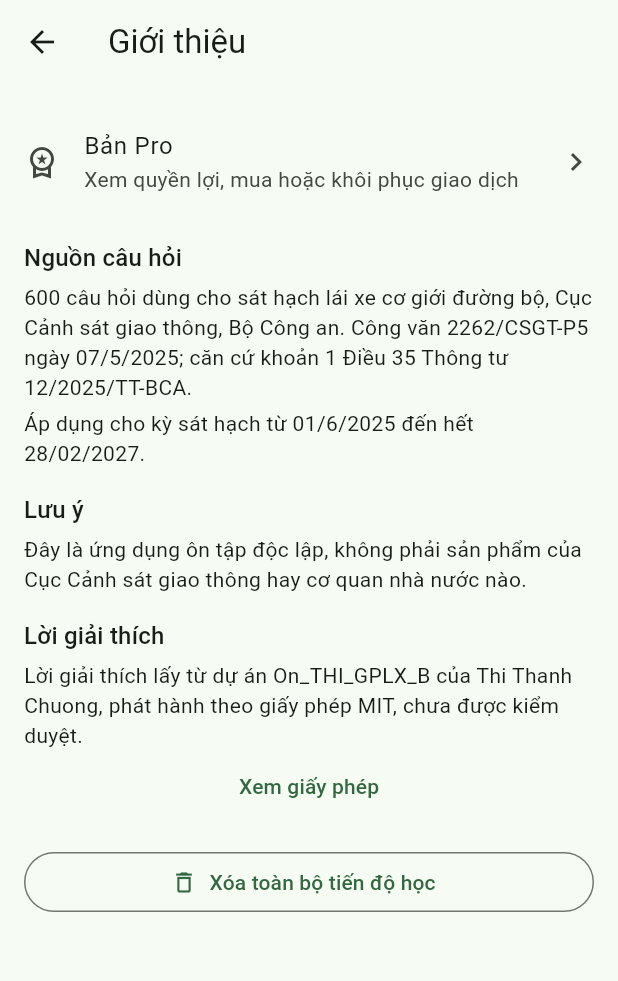
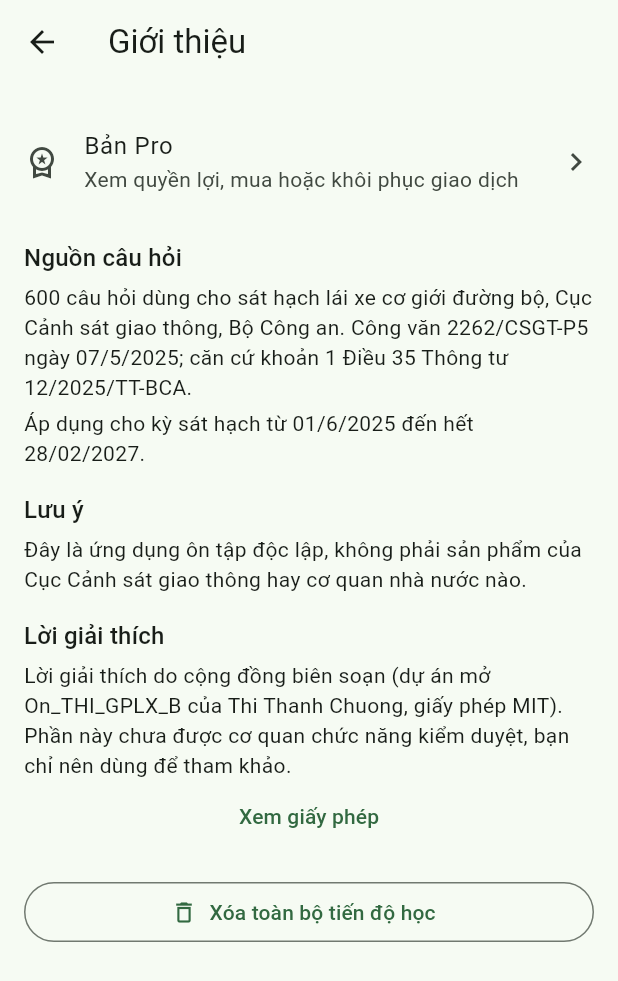
Before and after one commit to toanquantic/gplx, a Flutter app: the AboutScreen screen opened directly, on a phone screen of 412 x 824 dp. Shown: the top 981 px of the screen. Run offline on Flutter 3.47's test engine with Material 3 defaults, Android fonts, the phone set to English and light mode, and no system bars; our stand-ins replace in_app_purchase, shared_preferences; missing offline and left inert: in_app_purchase_android; accounts and stored records are empty.

Commit message:
Viết lại ghi chú nguồn lời giải thích cho dễ hiểu
Co-Authored-By: Claude Opus 5.5 (1M context) <noreply@anthropic.com>
Claude-Session: https://claude.ai/code/session_01L419zVCReQDYy9rZgvGPtz

```diff
--- a/lib/ui/screens/about_screen.dart
+++ b/lib/ui/screens/about_screen.dart
@@ -33,8 +33,9 @@ class AboutScreen extends StatelessWidget {
         Text('Lời giải thích', style: theme.textTheme.titleMedium),
         const SizedBox(height: 4),
         const Text(
-            'Lời giải thích lấy từ dự án On_THI_GPLX_B của Thi Thanh Chuong, '
-            'phát hành theo giấy phép MIT, chưa được kiểm duyệt.'),
+            'Lời giải thích do cộng đồng biên soạn (dự án mở On_THI_GPLX_B của Thi Thanh Chuong, '
+            'giấy phép MIT). Phần này chưa được cơ quan chức năng kiểm duyệt, '
+            'bạn chỉ nên dùng để tham khảo.'),
         TextButton(
           onPressed: () => showLicensePage(context: context, applicationName: 'Ôn thi GPLX'),
           child: const Text('Xem giấy phép'),
```
